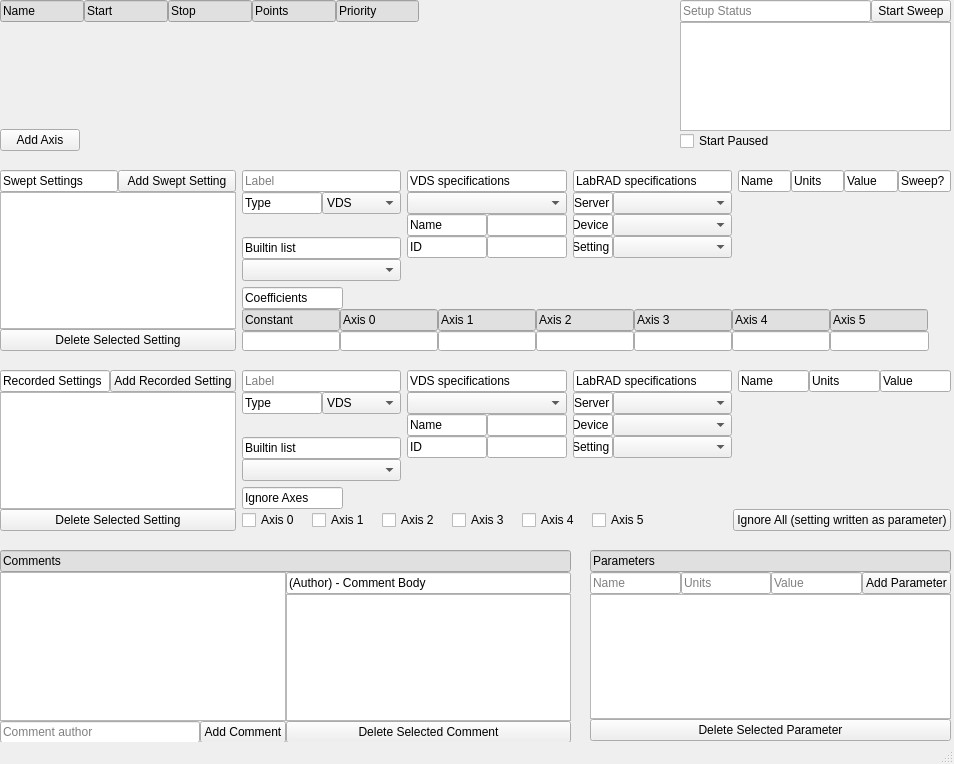
First picture: the form in qtdesigner/setup.ui, repository afylab/LabRAD-sweeper-2, before the edit.
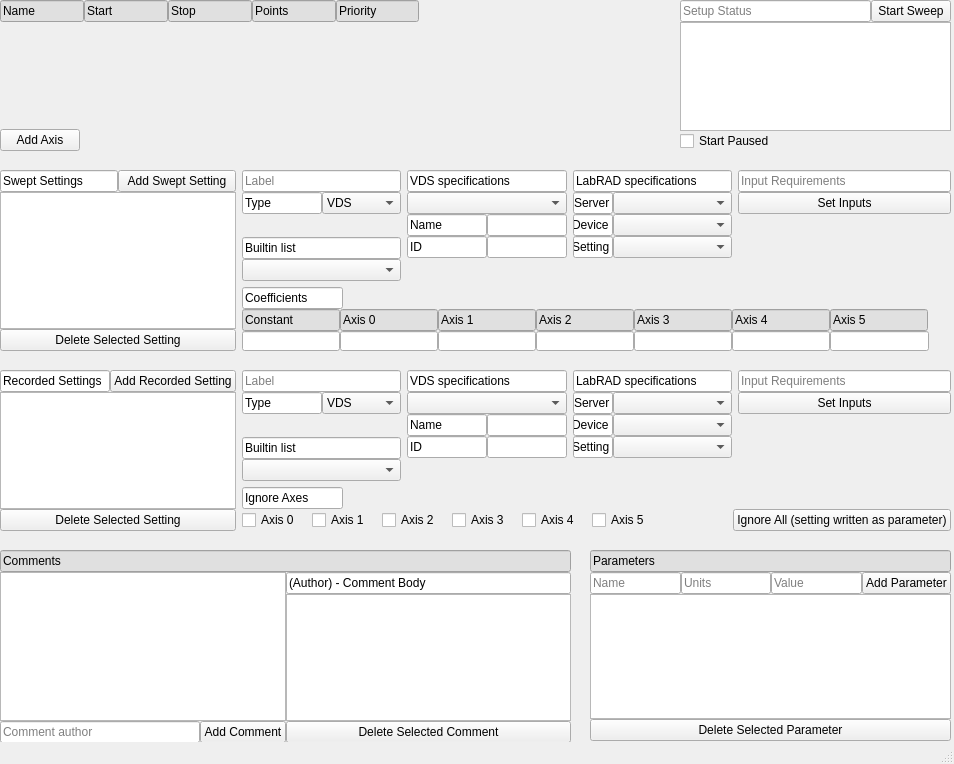
Second picture: the form after the edit.

Commit message:
Changed LabRAD input taking to dialog
Specifying LabRAD inputs will now take place by dialog.

The edit to the form file:
```diff
--- a/qtdesigner/setup.ui
+++ b/qtdesigner/setup.ui
@@ -468,40 +468,13 @@
              <item>
               <widget class="QLineEdit" name="swp_lbl_rad_inp_name">
                <property name="text">
-                <string>Name</string>
+                <string/>
                </property>
                <property name="readOnly">
                 <bool>true</bool>
                </property>
-              </widget>
-             </item>
-             <item>
-              <widget class="QLineEdit" name="swp_lbl_rad_inp_units">
-               <property name="text">
-                <string>Units</string>
-               </property>
-               <property name="readOnly">
-                <bool>true</bool>
-               </property>
-              </widget>
-             </item>
-             <item>
-              <widget class="QLineEdit" name="swp_lbl_rad_inp_value">
-               <property name="text">
-                <string>Value</string>
-               </property>
-               <property name="readOnly">
-                <bool>true</bool>
-               </property>
-              </widget>
-             </item>
-             <item>
-              <widget class="QLineEdit" name="swp_lbl_rad_inp_sweep">
-               <property name="text">
-                <string>Sweep?</string>
-               </property>
-               <property name="readOnly">
-                <bool>true</bool>
+               <property name="placeholderText">
+                <string>Input Requirements</string>
                </property>
               </widget>
              </item>
@@ -514,6 +487,13 @@
              </property>
             </layout>
            </item>
+           <item>
+            <widget class="QPushButton" name="swp_btn_rad_set_inputs">
+             <property name="text">
+              <string>Set Inputs</string>
+             </property>
+            </widget>
+           </item>
            <item>
             <spacer name="verticalSpacer_4">
              <property name="orientation">
@@ -1199,30 +1179,13 @@
              <item>
               <widget class="QLineEdit" name="rec_lbl_rad_inp_name">
                <property name="text">
-                <string>Name</string>
+                <string/>
                </property>
                <property name="readOnly">
                 <bool>true</bool>
                </property>
-              </widget>
-             </item>
-             <item>
-              <widget class="QLineEdit" name="rec_lbl_rad_inp_units">
-               <property name="text">
-                <string>Units</string>
-               </property>
-               <property name="readOnly">
-                <bool>true</bool>
-               </property>
-              </widget>
-             </item>
-             <item>
-              <widget class="QLineEdit" name="rec_lbl_rad_inp_value">
-               <property name="text">
-                <string>Value</string>
-               </property>
-               <property name="readOnly">
-                <bool>true</bool>
+               <property name="placeholderText">
+                <string>Input Requirements</string>
                </property>
               </widget>
              </item>
@@ -1235,6 +1198,13 @@
              </property>
             </layout>
            </item>
+           <item>
+            <widget class="QPushButton" name="rec_btn_rad_set_inputs">
+             <property name="text">
+              <string>Set Inputs</string>
+             </property>
+            </widget>
+           </item>
            <item>
             <spacer name="verticalSpacer_9">
              <property name="orientation">
```
Left out of the diff: 4 changed lines with no effect on the pictures. The commit also changes 4 other files.
